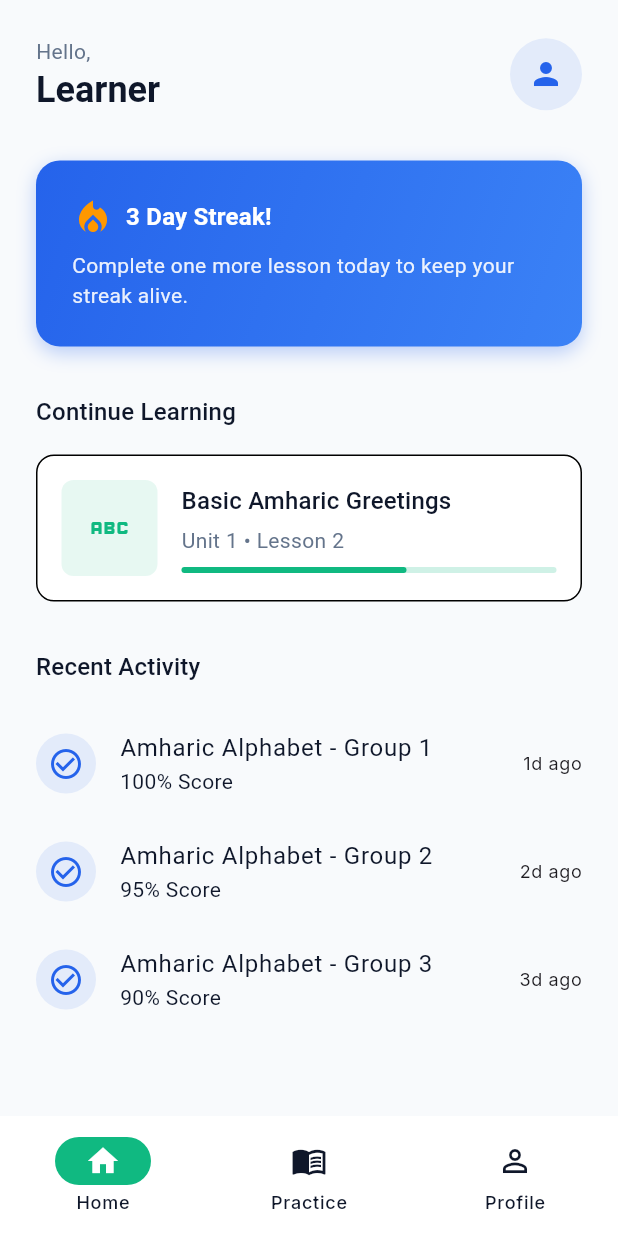
After one commit to NullForgeX/lingo-mobile_app, a Flutter app: the LearnerHomeScreen screen opened by its route, on a phone screen of 412 x 824 dp. The commit adds this screen. Run offline on Flutter 3.47's test engine with Material 3 defaults, Android fonts, the phone set to English and light mode, and no system bars; our stand-ins replace cookie_jar, dartz, dio, dio_cookie_manager, equatable, flutter_bloc and 3 more.

Commit message:
feat: Implemented Phase 4 Learner Home & Navigation

```diff
--- a/lib/core/routes/app_router.dart
+++ b/lib/core/routes/app_router.dart
@@ -3,9 +3,18 @@ import 'package:go_router/go_router.dart';
 
 import '../../features/auth/presentation/pages/login_screen.dart';
 import '../../features/auth/presentation/pages/register_screen.dart';
+import '../../features/home/presentation/pages/learner_home_screen.dart';
+import '../../features/home/presentation/pages/main_scaffold.dart';
+
+// Keys for nested navigation
+final _rootNavigatorKey = GlobalKey<NavigatorState>();
+final _homeNavigatorKey = GlobalKey<NavigatorState>(debugLabel: 'home');
+final _practiceNavigatorKey = GlobalKey<NavigatorState>(debugLabel: 'practice');
+final _profileNavigatorKey = GlobalKey<NavigatorState>(debugLabel: 'profile');
 
 class AppRouter {
   static final GoRouter router = GoRouter(
+    navigatorKey: _rootNavigatorKey,
     initialLocation: '/login',
     routes: [
       GoRoute(
@@ -16,11 +25,43 @@ class AppRouter {
         path: '/register',
         builder: (context, state) => const RegisterScreen(),
       ),
-      GoRoute(
-        path: '/home',
-        builder: (context, state) => const Scaffold(
-          body: Center(child: Text('Home Screen - Authenticated')),
-        ),
+      StatefulShellRoute.indexedStack(
+        builder: (context, state, navigationShell) {
+          return MainScaffold(navigationShell: navigationShell);
+        },
+        branches: [
+          StatefulShellBranch(
+            navigatorKey: _homeNavigatorKey,
+            routes: [
+              GoRoute(
+                path: '/home',
+                builder: (context, state) => const LearnerHomeScreen(),
+              ),
+            ],
+          ),
+          StatefulShellBranch(
+            navigatorKey: _practiceNavigatorKey,
+            routes: [
+              GoRoute(
+                path: '/practice',
+                builder: (context, state) => const Scaffold(
+                  body: Center(child: Text('Practice Screen')),
+                ),
+              ),
+            ],
+          ),
+          StatefulShellBranch(
+            navigatorKey: _profileNavigatorKey,
+            routes: [
+              GoRoute(
+                path: '/profile',
+                builder: (context, state) => const Scaffold(
+                  body: Center(child: Text('Profile Screen')),
+                ),
+              ),
+            ],
+          ),
+        ],
       ),
     ],
   );
--- /dev/null
+++ b/lib/features/home/presentation/pages/learner_home_screen.dart
@@ -0,0 +1,215 @@
+import 'package:flutter/material.dart';
+import 'package:flutter_bloc/flutter_bloc.dart';
+
+import '../../../../core/theme/app_colors.dart';
+import '../../../auth/presentation/bloc/auth_bloc.dart';
+import '../../../auth/presentation/bloc/auth_state.dart';
+
+class LearnerHomeScreen extends StatelessWidget {
+  const LearnerHomeScreen({super.key});
+
+  @override
+  Widget build(BuildContext context) {
+    return Scaffold(
+      body: SafeArea(
+        child: SingleChildScrollView(
+          padding: const EdgeInsets.all(24.0),
+          child: Column(
+            crossAxisAlignment: CrossAxisAlignment.stretch,
+            children: [
+              _buildHeader(context),
+              const SizedBox(height: 32),
+              _buildStreakCard(context),
+              const SizedBox(height: 32),
+              _buildContinueLearning(context),
+              const SizedBox(height: 32),
+              _buildRecentActivity(context),
+            ],
+          ),
+        ),
+      ),
+    );
+  }
+
+  Widget _buildHeader(BuildContext context) {
+    return BlocBuilder<AuthBloc, AuthState>(
+      builder: (context, state) {
+        String displayName = 'Learner';
+        String? avatarUrl;
+
+        if (state is AuthAuthenticated) {
+          displayName = state.user.displayName;
+          avatarUrl = state.user.avatarUrl;
+        }
+
+        return Row(
+          mainAxisAlignment: MainAxisAlignment.spaceBetween,
+          children: [
+            Column(
+              crossAxisAlignment: CrossAxisAlignment.start,
+              children: [
+                Text(
+                  'Hello,',
+                  style: Theme.of(context).textTheme.bodyMedium,
+                ),
+                Text(
+                  displayName,
+                  style: Theme.of(context).textTheme.headlineMedium,
+                ),
+              ],
+            ),
+            CircleAvatar(
+              radius: 24,
+              backgroundColor: AppColors.primaryLight.withValues(alpha: 0.1),
+              backgroundImage: avatarUrl != null ? NetworkImage(avatarUrl) : null,
+              child: avatarUrl == null
+                  ? const Icon(Icons.person, color: AppColors.primaryLight)
+                  : null,
+            ),
+          ],
+        );
+      },
+    );
+  }
+
+  Widget _buildStreakCard(BuildContext context) {
+    return Container(
+      padding: const EdgeInsets.all(24),
+      decoration: BoxDecoration(
+        gradient: const LinearGradient(
+          colors: [AppColors.primaryLight, AppColors.primaryDark],
+          begin: Alignment.topLeft,
+          end: Alignment.bottomRight,
+        ),
+        borderRadius: BorderRadius.circular(16),
+        boxShadow: [
+          BoxShadow(
+            color: AppColors.primaryLight.withValues(alpha: 0.3),
+            blurRadius: 10,
+            offset: const Offset(0, 4),
+          ),
+        ],
+      ),
+      child: Column(
+        crossAxisAlignment: CrossAxisAlignment.start,
+        children: [
+          Row(
+            children: [
+              const Icon(Icons.local_fire_department, color: Colors.orange, size: 28),
+              const SizedBox(width: 8),
+              Text(
+                '3 Day Streak!',
+                style: Theme.of(context).textTheme.titleMedium?.copyWith(
+                      color: Colors.white,
+                      fontWeight: FontWeight.bold,
+                    ),
+              ),
+            ],
+          ),
+          const SizedBox(height: 8),
+          Text(
+            'Complete one more lesson today to keep your streak alive.',
+            style: Theme.of(context).textTheme.bodyMedium?.copyWith(
+                  color: Colors.white.withValues(alpha: 0.9),
+                ),
+          ),
+        ],
+      ),
+    );
+  }
+
+  Widget _buildContinueLearning(BuildContext context) {
+    return Column(
+      crossAxisAlignment: CrossAxisAlignment.start,
+      children: [
+        Text(
+          'Continue Learning',
+          style: Theme.of(context).textTheme.titleMedium,
+        ),
+        const SizedBox(height: 16),
+        Container(
+          padding: const EdgeInsets.all(16),
+          decoration: BoxDecoration(
+            color: Theme.of(context).colorScheme.surface,
+            borderRadius: BorderRadius.circular(12),
+            border: Border.all(color: Theme.of(context).colorScheme.outlineVariant),
+          ),
+          child: Row(
+            children: [
+              Container(
+                width: 64,
+                height: 64,
+                decoration: BoxDecoration(
+                  color: AppColors.secondaryLight.withValues(alpha: 0.1),
+                  borderRadius: BorderRadius.circular(8),
+                ),
+                child: const Icon(Icons.abc, color: AppColors.secondaryLight, size: 32),
+              ),
+              const SizedBox(width: 16),
+              Expanded(
+                child: Column(
+                  crossAxisAlignment: CrossAxisAlignment.start,
+                  children: [
+                    Text(
+                      'Basic Amharic Greetings',
+                      style: Theme.of(context).textTheme.titleMedium,
+                    ),
+                    const SizedBox(height: 4),
+                    Text(
+                      'Unit 1 • Lesson 2',
+                      style: Theme.of(context).textTheme.bodyMedium,
+                    ),
+                    const SizedBox(height: 8),
+                    LinearProgressIndicator(
+                      value: 0.6,
+                      backgroundColor: AppColors.secondaryLight.withValues(alpha: 0.2),
+                      valueColor: const AlwaysStoppedAnimation<Color>(AppColors.secondaryLight),
+                      borderRadius: BorderRadius.circular(4),
+                    ),
+                  ],
+                ),
+              ),
+            ],
+          ),
+        ),
+      ],
+    );
+  }
+
+  Widget _buildRecentActivity(BuildContext context) {
+    return Column(
+      crossAxisAlignment: CrossAxisAlignment.start,
+      children: [
+        Text(
+          'Recent Activity',
+          style: Theme.of(context).textTheme.titleMedium,
+        ),
+        const SizedBox(height: 16),
+        ListView.builder(
+          shrinkWrap: true,
+          physics: const NeverScrollableScrollPhysics(),
+          itemCount: 3,
+          itemBuilder: (context, index) {
+            return ListTile(
+              contentPadding: EdgeInsets.zero,
+              leading: Container(
+                padding: const EdgeInsets.all(8),
+                decoration: BoxDecoration(
+                  color: AppColors.primaryLight.withValues(alpha: 0.1),
+                  shape: BoxShape.circle,
+                ),
+                child: const Icon(Icons.check_circle_outline, color: AppColors.primaryLight),
+              ),
+              title: Text('Amharic Alphabet - Group ${index + 1}'),
+              subtitle: Text('${100 - (index * 5)}% Score'),
+              trailing: Text(
+                '${index + 1}d ago',
+                style: Theme.of(context).textTheme.bodySmall,
+              ),
+            );
+          },
+        ),
+      ],
+    );
+  }
+}
--- /dev/null
+++ b/lib/features/home/presentation/pages/main_scaffold.dart
@@ -0,0 +1,43 @@
+import 'package:flutter/material.dart';
+import 'package:go_router/go_router.dart';
+
+class MainScaffold extends StatelessWidget {
+  final StatefulNavigationShell navigationShell;
+
+  const MainScaffold({super.key, required this.navigationShell});
+
+  void _onTap(BuildContext context, int index) {
+    navigationShell.goBranch(
+      index,
+      initialLocation: index == navigationShell.currentIndex,
+    );
+  }
+
+  @override
+  Widget build(BuildContext context) {
+    return Scaffold(
+      body: navigationShell,
+      bottomNavigationBar: NavigationBar(
+        selectedIndex: navigationShell.currentIndex,
+        onDestinationSelected: (index) => _onTap(context, index),
+        destinations: const [
+          NavigationDestination(
+            icon: Icon(Icons.home_outlined),
+            selectedIcon: Icon(Icons.home),
+            label: 'Home',
+          ),
+          NavigationDestination(
+            icon: Icon(Icons.menu_book_outlined),
+            selectedIcon: Icon(Icons.menu_book),
+            label: 'Practice',
+          ),
+          NavigationDestination(
+            icon: Icon(Icons.person_outline),
+            selectedIcon: Icon(Icons.person),
+            label: 'Profile',
+          ),
+        ],
+      ),
+    );
+  }
+}
```
Also changed, not shown: 1 other file.
